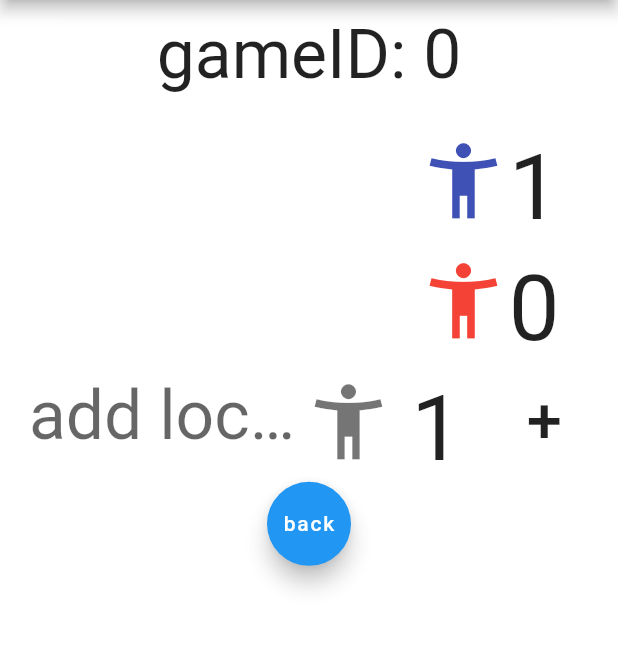
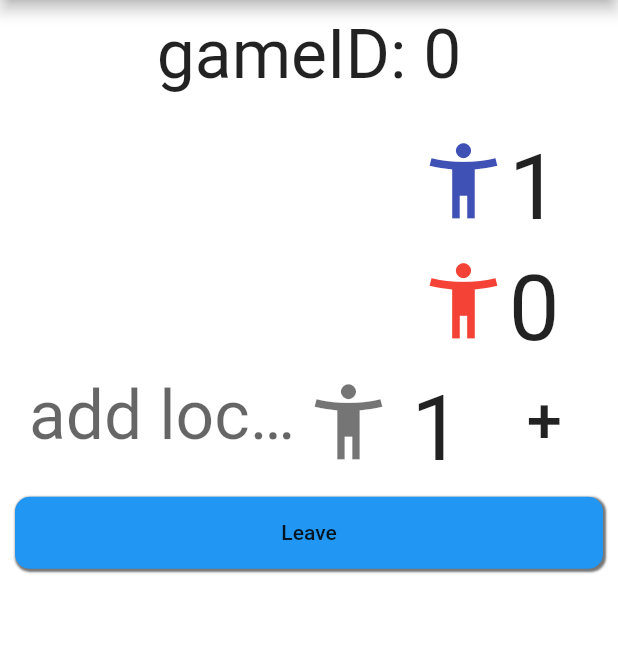
Before and after one commit to Spoam/as-kimble-mobiili, a Flutter app: the HostGame screen opened directly with empty values, after a tap on an icon or button, on a phone screen of 412 x 824 dp, the part 84-736 px from its top. Run offline on Flutter 3.47's test engine with Material 2 defaults, Android fonts, the phone set to English and light mode, and no system bars; our stand-ins replace audioplayers, cloud_firestore; accounts and stored records are empty.

Commit message:
made leaving lobbies possible and fixed everyone being able to add drinks not just host

```diff
--- a/lib/gameUI.dart
+++ b/lib/gameUI.dart
@@ -33,7 +33,7 @@ class _GameWindowState extends State<GameWindow> with SingleTickerProviderStateM
 
   bool online;
   int gameID;
-  Color host;
+  bool host;
   //database subscription
   var turnSub;
   var drinkSub;
@@ -289,7 +289,7 @@ class _GameWindowState extends State<GameWindow> with SingleTickerProviderStateM
                     Row(
                       children:logic.getPlayerByColor(col).getPlayerInfo(pieceSize),
                     ),
-                    logic.turn.getCurrent() == host ? IconButton(
+                    host ? IconButton(
                       icon: Icon(Icons.plus_one,size: pieceSize),
                       onPressed: (){
                         setState((){
--- a/lib/lobby.dart
+++ b/lib/lobby.dart
@@ -64,6 +64,8 @@ class _HostGame extends State<HostGame>{
 
   void _startHosting(String name, int teamSize) async{
 
+    ready[0] = true;
+
     final snapshot = await Firestore.instance
         .collection(gameID.toString())
         .document('isActive')
@@ -72,7 +74,7 @@ class _HostGame extends State<HostGame>{
     //can't host game with same id unless the game is no longer active
     if (snapshot != null && snapshot.exists) {
       if(snapshot.data['isActive'] == 1){
-        _showDialog("A lobby with that ID already exists");
+        _showDialog(context ,"A lobby with that ID already exists");
         return;
       }
     }
@@ -117,7 +119,7 @@ class _HostGame extends State<HostGame>{
         break;
 
       case 4:
-        _showDialog("Lobby is full");
+        _showDialog(context, "Lobby is full");
         return;
 
       default:
@@ -152,7 +154,7 @@ class _HostGame extends State<HostGame>{
     //continue playing as the correct player
     if(cont) localPlayers.add(players.firstWhere((p) => p.name == oldName).color);
 
-    Navigator.of(context).pushNamed('/playerselect/game', arguments: GameArguments(args, true, localPlayers, args[0].color, gameID));
+    Navigator.of(context).pushNamed('/playerselect/game', arguments: GameArguments(args, true, localPlayers, localPlayers.contains(Colors.red), gameID));
   }
 
 
@@ -164,7 +166,14 @@ class _HostGame extends State<HostGame>{
 
         int index = querySnapshot.documents.length - 1;
 
-        if(index <= 4) ready.setRange(0, index, [true, true, true, true]);
+        reference.document("red").get()
+            .then((doc) {
+              if(!doc.exists){
+                _showDialog(context ,"host has left");
+              }
+        });
+
+        if(index <= 4 && index >= 0) ready.setRange(0, index, [true, true, true, true]);
 
         if(change.document.documentID == 'go'){
           _startGame(false);
@@ -178,7 +187,7 @@ class _HostGame extends State<HostGame>{
     Firestore.instance.collection(gameID.toString()).document('go').setData({'a':1});
   }
 
-  void _showDialog(String message) {
+  void _showDialog(BuildContext context, String message) {
     // flutter defined function
     showDialog(
       context: context,
@@ -192,7 +201,39 @@ class _HostGame extends State<HostGame>{
             new FlatButton(
               child: new Text("Back"),
               onPressed: () {
+                _leave();
                 Navigator.of(context).popUntil(ModalRoute.withName('/join'));
+              },
+            ),
+          ],
+        );
+      },
+    );
+  }
+
+  _showLeaveWarning(){
+    showDialog(
+      context: context,
+      builder: (BuildContext context) {
+        // return object of type Dialog
+        return AlertDialog(
+          title: new Text("Warning"),
+          content: new Text("Are you sure you want to leave?"),
+          actions: <Widget>[
+            // usually buttons at the bottom of the dialog
+            new FlatButton(
+              child: new Text("Leave"),
+              onPressed: () {
+                _leave();
+                Navigator.of(context).popUntil(ModalRoute.withName('/join'));
+                return true;
+              },
+            ),
+            new FlatButton(
+              child: new Text("Cancel"),
+              onPressed: () {
+                Navigator.pop(context);
+                return false;
               },
             ),
           ],
@@ -288,8 +329,12 @@ class _HostGame extends State<HostGame>{
           child:
             MaterialButton(
               onPressed:(){
-                _joinLobby(localPlayerNameInput.text, int.parse(localPlayerCountInput.text));
-                localPlayerNameInput.clear();
+                if(ready.contains(false)){
+                  _joinLobby(localPlayerNameInput.text, int.parse(localPlayerCountInput.text));
+                }
+                setState(() {
+                  localPlayerNameInput.clear();
+                });
               },
               child:Text('+', textScaleFactor: 3,),
             ),
@@ -352,6 +397,11 @@ class _HostGame extends State<HostGame>{
     );
   }
 
+  void _leave(){
+    CollectionReference reference = Firestore.instance.collection(gameID.toString());
+    localPlayers.forEach((p) => reference.document(getStringFromColor(p)).delete());
+    if(host) reference.document("isActive").delete();
+  }
 
   StreamBuilder<QuerySnapshot> _playerStream(){
 
@@ -377,6 +427,7 @@ class _HostGame extends State<HostGame>{
   }
 
 
+
   @override
   void dispose(){
     sub.cancel();
@@ -394,7 +445,7 @@ class _HostGame extends State<HostGame>{
       int teamSize = args.teamSize;
       host = type == JoinType.HOST;
 
-      if(type == JoinType.HOST){
+      if(host){
         _startHosting(name, teamSize);
 
       }else if(type == JoinType.JOIN){
@@ -407,12 +458,13 @@ class _HostGame extends State<HostGame>{
       _waitForStart();
       first = false;
     }
+
     width = MediaQuery.of(context).size.width - 20;
 
     pieceSize = width / 13;
 
-
-    return Scaffold(
+    return WillPopScope(
+        child:Scaffold(
       backgroundColor: Colors.white30,
       appBar: AppBar(
         title:Text('Pelaajat'),
@@ -456,19 +508,55 @@ class _HostGame extends State<HostGame>{
                     _triggerStart();
                   });
                 },
-                child: Text('Aloita'),
+                child: Text('Start'),
               )
           ): Container(),
 
           ready.contains(false) ? _buildPlayerInput(width / 2, Colors.black54, 0, "add local player"): Container(),
 
-          FloatingActionButton(//back button
-            onPressed:(){
-              Navigator.pop(context);
-            },
-            child:Text('back'),
-          )
+          Container( //start button
+              margin: const EdgeInsets.fromLTRB(10,10,10,10),
+              width: width / 3 - 20,
+              decoration: BoxDecoration(
+                  color: Colors.blue,
+                  borderRadius: BorderRadius.all(Radius.circular(10)),
+                  boxShadow:[
+                    BoxShadow(
+                        color: Colors.black54,
+                        offset: Offset(1,1),
+                        blurRadius: 0.5,
+                        spreadRadius: 0.5
+                    ),]
+              ),
+              child: MaterialButton(
+                onPressed: () {
+                  _showLeaveWarning();
+                },
+                child: Text('Leave'),
+              )
+          ),
         ],
+      ),
+    ),
+      onWillPop: () => showDialog<bool>(
+        context: context,
+        builder: (c) => AlertDialog(
+          title: Text('Warning'),
+          content: Text('Are you sure you want to leave?'),
+          actions: [
+            FlatButton(
+              child: Text('Leave'),
+              onPressed: () {
+                _leave();
+                Navigator.of(context).popUntil(ModalRoute.withName('/join'));
+              },
+            ),
+            FlatButton(
+              child: Text('Cancel'),
+              onPressed: () => Navigator.pop(c, false),
+            ),
+          ],
+        ),
       ),
     );
   }
@@ -683,7 +771,7 @@ class GameArguments{
   final bool online;
   final List<Color> localPlayers;
   final int gameID;
-  final Color host;
+  final bool host;
   GameArguments(this.players, this.online, this.localPlayers, this.host, this.gameID);
 }
 
--- a/lib/playerSelect.dart
+++ b/lib/playerSelect.dart
@@ -53,7 +53,7 @@ class _PlayerSelectScreenState extends State<PlayerSelectScreen>{
       Player green = Player(controllers['green'][0].text, Colors.green, int.parse(controllers['green'][1].text));
       Player yellow = Player(controllers['yellow'][0].text, Colors.yellow, int.parse(controllers['yellow'][1].text));
 
-      Navigator.of(context).pushNamed('/playerselect/game', arguments: GameArguments([red, blue, green, yellow], false, [Colors.red, Colors.indigo, Colors.green, Colors.yellow], Colors.red, 0));
+      Navigator.of(context).pushNamed('/playerselect/game', arguments: GameArguments([red, blue, green, yellow], false, [Colors.red, Colors.indigo, Colors.green, Colors.yellow], true, 0));
 
     }on FormatException catch(e){
       _showDialog(e.message);
```
Also changed, not shown: 1 other file.
